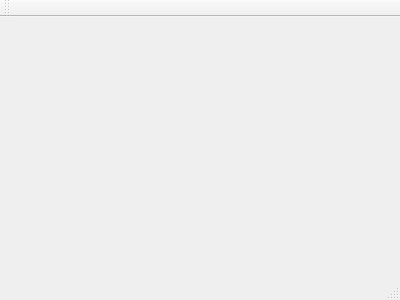
Before: the Qt Designer form Mainwindow/mainwindow.ui in Drakenhielm/Biobokningssystem, drawn with Qt 5.
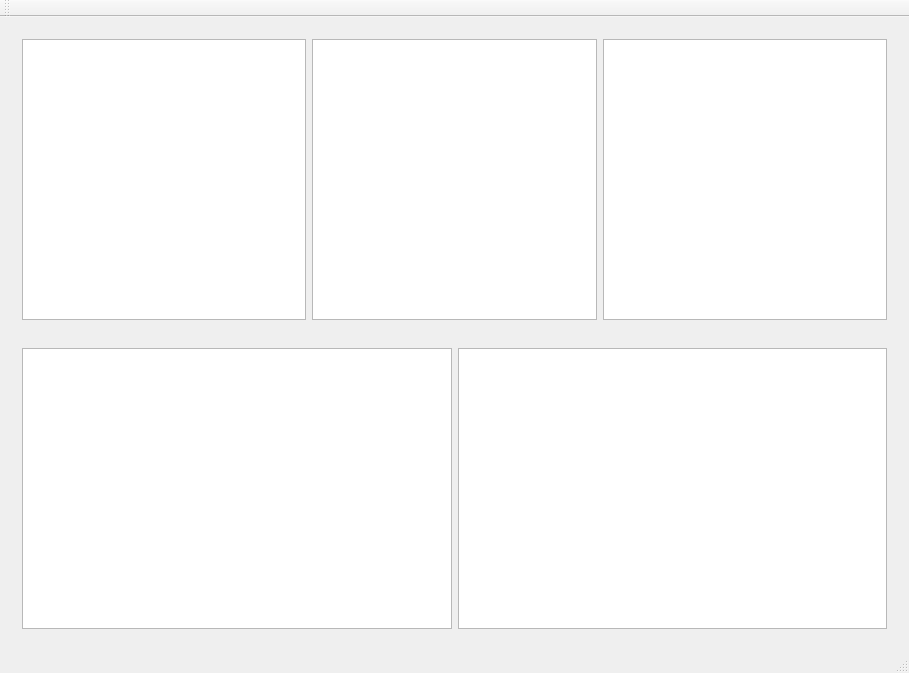
After: the same form once the commit is applied.

Diff of the .ui file:
```diff
--- a/Mainwindow/mainwindow.ui
+++ b/Mainwindow/mainwindow.ui
@@ -1,24 +1,69 @@
 <ui version="4.0">
  <class>MainWindow</class>
- <widget class="QMainWindow" name="MainWindow" >
-  <property name="geometry" >
+ <widget class="QMainWindow" name="MainWindow">
+  <property name="geometry">
    <rect>
     <x>0</x>
     <y>0</y>
-    <width>400</width>
-    <height>300</height>
+    <width>909</width>
+    <height>673</height>
    </rect>
   </property>
   <property name="windowTitle" >
    <string>MainWindow</string>
   </property>
-  <widget class="QMenuBar" name="menuBar" />
-  <widget class="QToolBar" name="mainToolBar" />
-  <widget class="QWidget" name="centralWidget" />
-  <widget class="QStatusBar" name="statusBar" />
+  <widget class="QWidget" name="centralWidget">
+   <layout class="QVBoxLayout" name="verticalLayout">
+    <item>
+     <widget class="QWidget" name="widget" native="true">
+      <layout class="QHBoxLayout" name="horizontalLayout_2">
+       <item>
+        <widget class="QTableView" name="tableView_filmer"/>
+       </item>
+       <item>
+        <widget class="QTableView" name="tableView_visningar"/>
+       </item>
+       <item>
+        <widget class="QTextBrowser" name="textBrowser"/>
+       </item>
+      </layout>
+     </widget>
+    </item>
+    <item>
+     <widget class="QWidget" name="widget_2" native="true">
+      <layout class="QHBoxLayout" name="horizontalLayout">
+       <item>
+        <widget class="QTableView" name="tableView_3"/>
+       </item>
+       <item>
+        <widget class="QTableView" name="tableView_4"/>
+       </item>
+      </layout>
+     </widget>
+    </item>
+   </layout>
+  </widget>
+  <widget class="QMenuBar" name="menuBar">
+   <property name="geometry">
+    <rect>
+     <x>0</x>
+     <y>0</y>
+     <width>909</width>
+     <height>22</height>
+    </rect>
+   </property>
+  </widget>
+  <widget class="QToolBar" name="mainToolBar">
+   <attribute name="toolBarArea">
+    <enum>TopToolBarArea</enum>
+   </attribute>
+   <attribute name="toolBarBreak">
+    <bool>false</bool>
+   </attribute>
+  </widget>
+  <widget class="QStatusBar" name="statusBar"/>
  </widget>
- <layoutDefault spacing="6" margin="11" />
- <pixmapfunction></pixmapfunction>
+ <layoutdefault spacing="6" margin="11"/>
  <resources/>
  <connections/>
 </ui>
```
Left out of the diff: 3 changed lines with no effect on the pictures.
